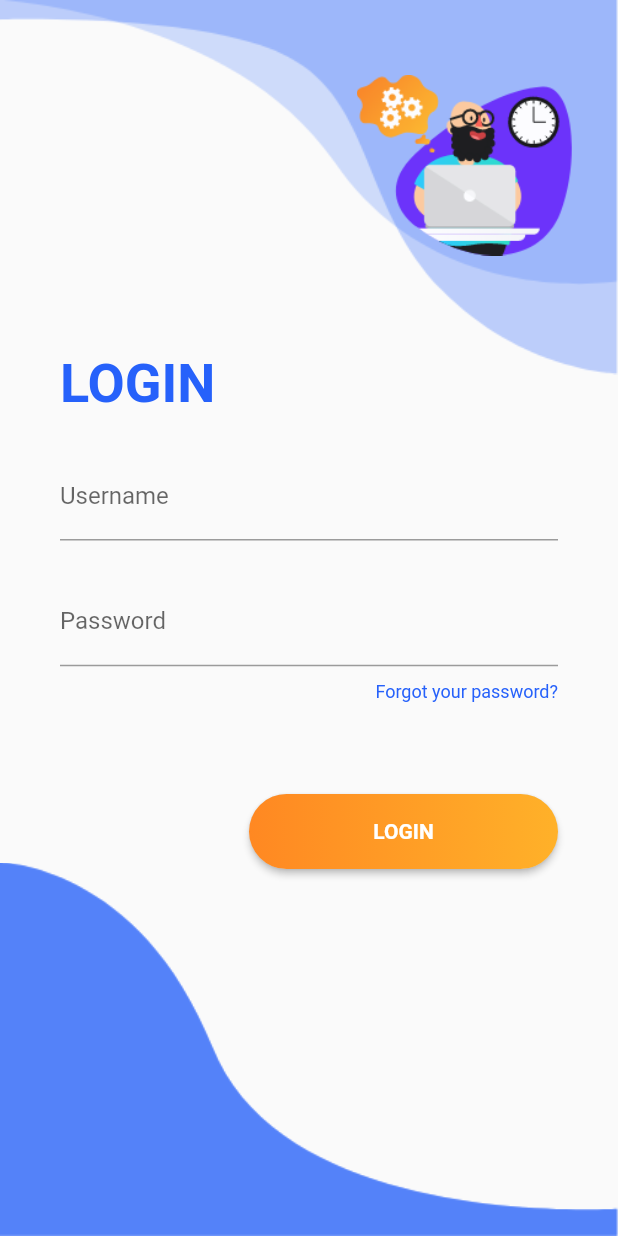
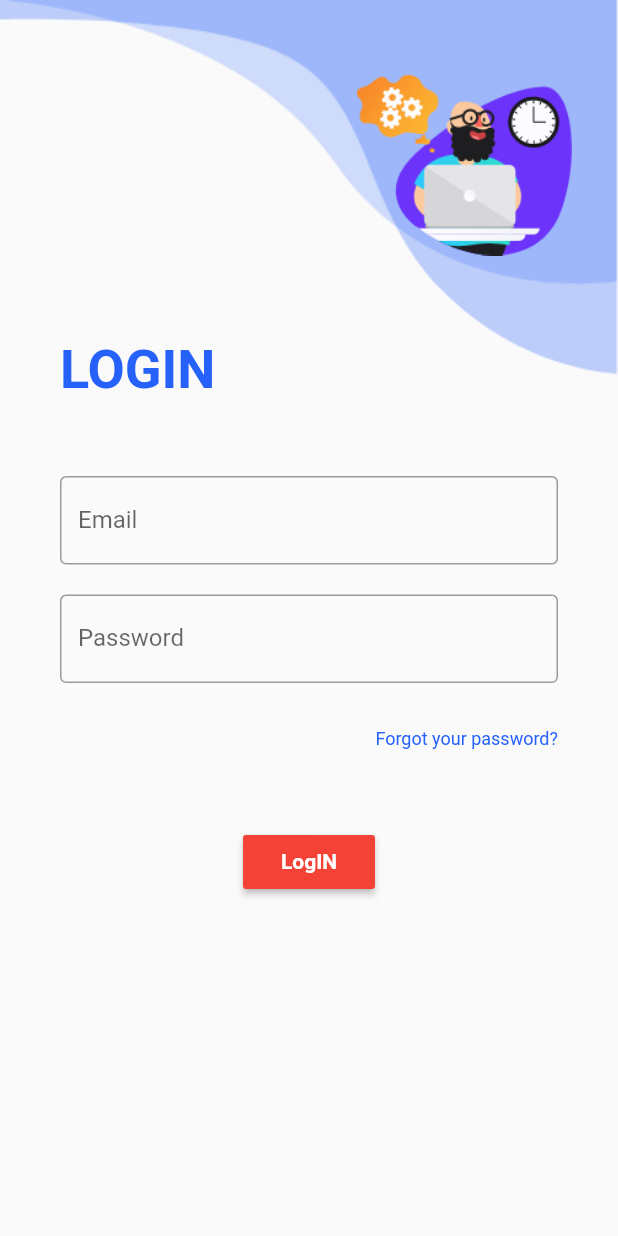
Before and after one commit to Ontor-Hazari/choise_product_contact_seller, a Flutter app: the Login screen opened directly, on a phone screen of 412 x 824 dp. Run offline on Flutter 3.47's test engine with Material 2 defaults, Android fonts, the phone set to English and light mode, and no system bars; our stand-ins replace firebase_auth, firebase_core, fluttertoast; accounts and stored records are empty.

Commit message:
Create new project , i design login and signup page,modify and update customers and admin secsion

```diff
--- a/lib/BackgroudMainPage/background.dart
+++ b/lib/BackgroudMainPage/background.dart
@@ -37,17 +37,17 @@ class BackGround extends StatelessWidget {
             right: 30,
 
           ),
-          Positioned(child: Image.asset(  "assets/images/bottom1.png"),
+         /* Positioned(child: Image.asset(  "assets/images/bottom1.png"),
             bottom: 0,
             right: 0,
             width: size.width,
 
           ),
-          Positioned(child: Image.asset(  "assets/images/bottom1.png"),
+         Positioned(child: Image.asset(  "assets/images/bottom1.png"),
             bottom: 0,
             right: 0,
             width: size.width,
-          ),
+          ),*/
           child
 
         ],
--- a/lib/LogSign/login.dart
+++ b/lib/LogSign/login.dart
@@ -1,7 +1,12 @@
 import 'package:flutter/material.dart';
 import 'package:choise_product_contact_seller/BackgroudMainPage/background.dart';
+import 'package:fluttertoast/fluttertoast.dart';
+import 'package:firebase_auth/firebase_auth.dart';
 
 class Login extends StatelessWidget {
+
+  final email = TextEditingController();
+  final password = TextEditingController();
 
   @override
   Widget build(BuildContext context) {
@@ -27,31 +32,42 @@ class Login extends StatelessWidget {
                   textAlign: TextAlign.left,
                 ),
               ),
+              SizedBox(height: 50,),
+              Padding(
+                padding: EdgeInsets.symmetric(horizontal: 40),
+                child: TextFormField(
+                       controller: email,
 
-              SizedBox(height: size.height * 0.03),
+                  decoration: InputDecoration(
 
-              Container(
-                alignment: Alignment.center,
-                margin: EdgeInsets.symmetric(horizontal: 40),
-                child: TextField(
-                  decoration: InputDecoration(
-                      labelText: "Username"
+
+
+                      border: OutlineInputBorder(),
+
+                      labelText: "Email"
+
+
                   ),
                 ),
               ),
+              SizedBox(height: 20,),
+              Padding(
+                padding: EdgeInsets.symmetric(horizontal: 40),
+                child: TextFormField(
+                    controller: password,
 
-              SizedBox(height: size.height * 0.03),
 
-              Container(
-                alignment: Alignment.center,
-                margin: EdgeInsets.symmetric(horizontal: 40),
-                child: TextField(
                   decoration: InputDecoration(
+
+                      border: OutlineInputBorder(),
+
                       labelText: "Password"
+
+
                   ),
-                  obscureText: true,
                 ),
               ),
+              SizedBox(height: 20,),
 
               Container(
                 alignment: Alignment.centerRight,
@@ -67,38 +83,77 @@ class Login extends StatelessWidget {
 
               SizedBox(height: size.height * 0.05),
 
-              Container(
-                alignment: Alignment.centerRight,
-                margin: EdgeInsets.symmetric(horizontal: 40, vertical: 10),
-                child: RaisedButton(
-                  onPressed: () {},
-                  shape: RoundedRectangleBorder(borderRadius: BorderRadius.circular(80.0)),
-                  textColor: Colors.white,
-                  padding: const EdgeInsets.all(0),
-                  child: Container(
-                    alignment: Alignment.center,
-                    height: 50.0,
-                    width: size.width * 0.5,
-                    decoration: new BoxDecoration(
-                        borderRadius: BorderRadius.circular(80.0),
-                        gradient: new LinearGradient(
-                            colors: [
-                              Color.fromARGB(255, 255, 136, 34),
-                              Color.fromARGB(255, 255, 177, 41)
-                            ]
-                        )
-                    ),
-                    padding: const EdgeInsets.all(0),
-                    child: Text(
-                      "LOGIN",
-                      textAlign: TextAlign.center,
-                      style: TextStyle(
-                          fontWeight: FontWeight.bold
-                      ),
-                    ),
-                  ),
-                ),
-              ),
+              RaisedButton(onPressed: () async {
+
+                try {
+                  UserCredential userCredential = await FirebaseAuth.instance.signInWithEmailAndPassword(
+                      email: email.text,
+                      password: password.text
+                  );
+
+
+                  if(userCredential != null)
+                  {
+                    Fluttertoast.showToast(
+                        msg: "Working",
+                        toastLength: Toast.LENGTH_SHORT,
+                        gravity: ToastGravity.CENTER,
+                        timeInSecForIosWeb: 1,
+                        backgroundColor: Colors.red,
+                        textColor: Colors.white,
+                        fontSize: 16.0
+                    );
+                  }
+
+
+
+                } on FirebaseAuthException catch (e) {
+                  if (e.code == 'user-not-found') {
+                    print('No user found for that email.');
+                    Fluttertoast.showToast(
+                        msg: "'user-not-found'",
+                        toastLength: Toast.LENGTH_SHORT,
+                        gravity: ToastGravity.CENTER,
+                        timeInSecForIosWeb: 1,
+                        backgroundColor: Colors.red,
+                        textColor: Colors.white,
+                        fontSize: 16.0
+                    );
+
+                  } else if (e.code == 'wrong-password') {
+                    print('Wrong password provided for that user.');
+                    Fluttertoast.showToast(
+                        msg: "Wrong password provided for that user.",
+                        toastLength: Toast.LENGTH_SHORT,
+                        gravity: ToastGravity.CENTER,
+                        timeInSecForIosWeb: 1,
+                        backgroundColor: Colors.red,
+                        textColor: Colors.white,
+                        fontSize: 16.0
+                    );
+                  }
+                  else if(e.email != email)
+                    {
+                      print('Wrong password provided for that user.');
+                      Fluttertoast.showToast(
+                          msg: "Wrong password provided for that user.",
+                          toastLength: Toast.LENGTH_SHORT,
+                          gravity: ToastGravity.CENTER,
+                          timeInSecForIosWeb: 1,
+                          backgroundColor: Colors.red,
+                          textColor: Colors.white,
+                          fontSize: 16.0
+                      );
+                    }
+                }
+
+
+              },
+                child: Text("LogIN",style: TextStyle(fontWeight: FontWeight.bold),),
+                color: Colors.red,
+                textColor: Colors.white,
+
+              )
 
 
             ],
@@ -108,4 +163,6 @@ class Login extends StatelessWidget {
 
     );
   }
+
+
 }
--- a/pubspec.yaml
+++ b/pubspec.yaml
@@ -34,6 +34,10 @@ dependencies:
   # The following adds the Cupertino Icons font to your application.
   # Use with the CupertinoIcons class for iOS style icons.
   cupertino_icons: ^1.0.2
+  firebase_core: ^1.11.0
+  firebase_auth: ^3.3.4
+  # add this line to your dependencies
+  fluttertoast: ^8.0.8
 
 dev_dependencies:
   flutter_test:
```
Also changed, not shown: lib/FireAuth.dart (added, +32 -0 lines), lib/LogSign/signup.dart (+114 -42 lines), lib/firabase.dart (added, +46 -0 lines), lib/home.dart (added, +45 -0 lines), lib/main.dart (+19 -1 lines), pubspec.lock, 3 other files.
